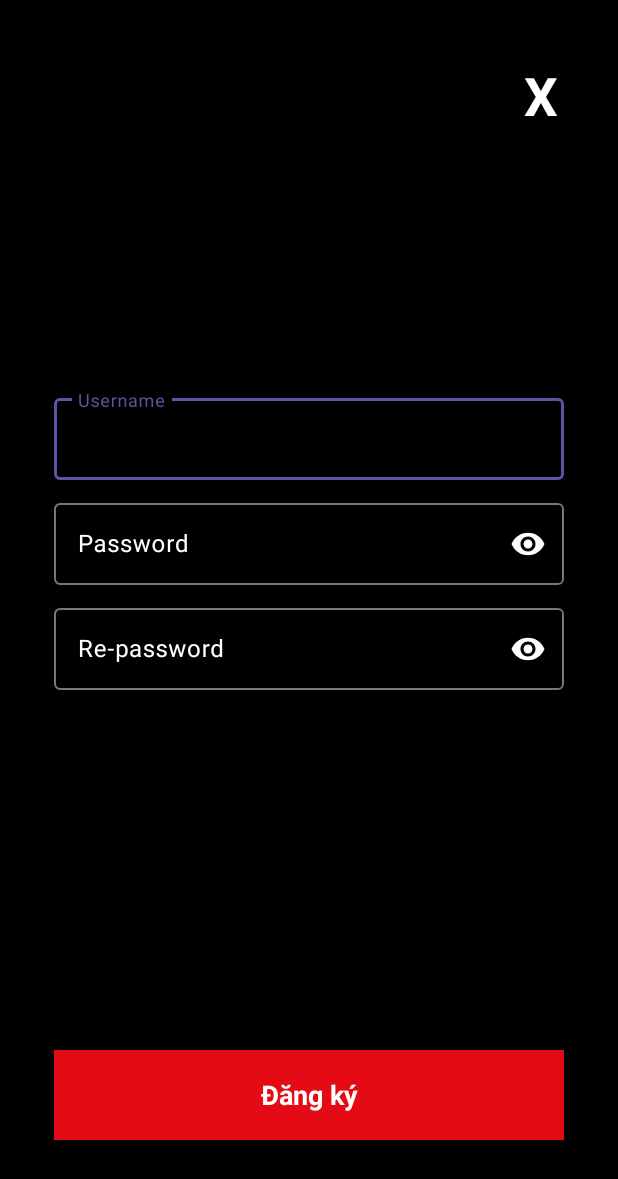
After one commit to newbieofcoder/MTicket, an Android app: the Register screen opened directly, with no data from a screen before it, on a phone screen of 412 x 824 dp. The commit adds this screen. Shown: the top 1179 px of the screen. Run offline under Robolectric (Android 15) with nearby library versions, the phone set to English and light mode, and no system bars.

Commit message:
login and register

```diff
--- a/app/build.gradle.kts
+++ b/app/build.gradle.kts
@@ -37,6 +37,7 @@ dependencies {
     implementation(libs.material)
     implementation(libs.activity)
     implementation(libs.constraintlayout)
+    implementation(libs.material.v190)
     testImplementation(libs.junit)
     androidTestImplementation(libs.ext.junit)
     androidTestImplementation(libs.espresso.core)
--- /dev/null
+++ b/app/src/main/java/movie/fpoly/mticket/ui/Register.java
@@ -0,0 +1,118 @@
+package movie.fpoly.mticket.ui;
+
+import android.os.Bundle;
+import android.text.Editable;
+import android.text.TextWatcher;
+import android.view.View;
+import android.widget.EditText;
+import android.widget.TextView;
+import android.widget.Toast;
+
+import androidx.activity.EdgeToEdge;
+import androidx.appcompat.app.AppCompatActivity;
+
+import movie.fpoly.mticket.R;
+
+public class Register extends AppCompatActivity {
+    private static final String PASSWORD_REGEX_LONG = "^.{6,}$";
+    private static final String PASSWORD_REGEX_LETTER = "^(?=.*[a-z])(?=.*[A-Z]).{1,}$";
+    private static final String PASSWORD_REGEX_NUMBER = "^(?=.*\\d).{1,}$";
+    private static final String PASSWORD_REGEX_SPECIAL_CHARACTER = "^(?=.*[!@#$%^&*(),.?\":{}|<>]).{1,}$";
+    private EditText username, password, re_password;
+    private TextView register, back;
+    private TextView tvValidateLength, tvValidateLetter, tvValidateNumber, tvValidateSpecialCharacter;
+
+    @Override
+    protected void onCreate(Bundle savedInstanceState) {
+        super.onCreate(savedInstanceState);
+        EdgeToEdge.enable(this);
+        setContentView(R.layout.activity_register);
+
+        username = findViewById(R.id.username);
+        password = findViewById(R.id.password);
+        re_password = findViewById(R.id.re_password);
+        register = findViewById(R.id.register);
+        back = findViewById(R.id.back);
+        tvValidateLength = findViewById(R.id.tvValidateLength);
+        tvValidateLetter = findViewById(R.id.tvValidateLetter);
+        tvValidateNumber = findViewById(R.id.tvValidateNumber);
+        tvValidateSpecialCharacter = findViewById(R.id.tvValidateSpecialCharacter);
+
+        tvValidateLength.setVisibility(View.INVISIBLE);
+        tvValidateLetter.setVisibility(View.INVISIBLE);
+        tvValidateNumber.setVisibility(View.INVISIBLE);
+        tvValidateSpecialCharacter.setVisibility(View.INVISIBLE);
+
+        back.setOnClickListener(v -> {
+            finish();
+        });
+        register.setOnClickListener(v -> {
+            String username = this.username.getText().toString();
+            String password = this.password.getText().toString();
+            String re_password = this.re_password.getText().toString();
+            if (username.isEmpty() || password.isEmpty() || re_password.isEmpty()) {
+                Toast.makeText(this, "Vui lòng nhập đầy đủ thông tin", Toast.LENGTH_SHORT).show();
+                return;
+            } else if (password.length() < 6 || username.length() < 6) {
+                Toast.makeText(this, "Mật khẩu và tên đăng nhập phải có ít nhất 6 ký tự", Toast.LENGTH_SHORT).show();
+                return;
+            } else if (!password.equals(re_password)) {
+                Toast.makeText(this, "Mật khẩu không khớp", Toast.LENGTH_SHORT).show();
+                return;
+            } else {
+                registerWithUsernameAndPassword(username, password);
+                Toast.makeText(this, "Đăng ký thành công", Toast.LENGTH_SHORT).show();
+                finish();
+            }
+        });
+
+        re_password.addTextChangedListener(new TextWatcher() {
+            @Override
+            public void beforeTextChanged(CharSequence s, int start, int count, int after) {
+
+            }
+
+            @Override
+            public void onTextChanged(CharSequence s, int start, int before, int count) {
+                isValid(s.toString());
+            }
+
+            @Override
+            public void afterTextChanged(Editable s) {
+
+            }
+        });
+    }
+
+    private void registerWithUsernameAndPassword(String username, String password) {
+    }
+
+    private boolean isValid(String password) {
+        tvValidateLength.setVisibility(View.VISIBLE);
+        tvValidateLetter.setVisibility(View.VISIBLE);
+        tvValidateNumber.setVisibility(View.VISIBLE);
+        tvValidateSpecialCharacter.setVisibility(View.VISIBLE);
+        if (password.matches(PASSWORD_REGEX_LONG)) {
+            tvValidateLength.setTextColor(getResources().getColor(R.color.green));
+        } else {
+            tvValidateLength.setTextColor(getResources().getColor(R.color.red));
+        }
+        if (password.matches(PASSWORD_REGEX_LETTER)) {
+            tvValidateLetter.setTextColor(getResources().getColor(R.color.green));
+        } else {
+            tvValidateLetter.setTextColor(getResources().getColor(R.color.red));
+        }
+        if (password.matches(PASSWORD_REGEX_NUMBER)) {
+            tvValidateNumber.setTextColor(getResources().getColor(R.color.green));
+        } else {
+            tvValidateNumber.setTextColor(getResources().getColor(R.color.red));
+        }
+        if (password.matches(PASSWORD_REGEX_SPECIAL_CHARACTER)) {
+            tvValidateSpecialCharacter.setTextColor(getResources().getColor(R.color.green));
+        } else {
+            tvValidateSpecialCharacter.setTextColor(getResources().getColor(R.color.red));
+        }
+        return password.matches(PASSWORD_REGEX_LONG) && password.matches(PASSWORD_REGEX_LETTER)
+                && password.matches(PASSWORD_REGEX_NUMBER) && password.matches(PASSWORD_REGEX_SPECIAL_CHARACTER);
+    }
+}
--- /dev/null
+++ b/app/src/main/res/drawable/custom_login_button.xml
@@ -0,0 +1,13 @@
+<?xml version="1.0" encoding="utf-8"?>
+<selector xmlns:android="http://schemas.android.com/apk/res/android">
+    <item android:state_pressed="true">
+        <shape android:shape="rectangle">
+            <solid android:color="#7F080D"/>
+        </shape>
+    </item>
+    <item>
+        <shape android:shape="rectangle">
+            <solid android:color="#E50B14"/>
+        </shape>
+    </item>
+</selector>
--- a/app/src/main/res/layout/activity_main.xml
+++ b/app/src/main/res/layout/activity_home.xml
@@ -5,7 +5,7 @@
     android:id="@+id/main"
     android:layout_width="match_parent"
     android:layout_height="match_parent"
-    tools:context=".MainActivity">
+    tools:context=".ui.Home">
 
     <TextView
         android:layout_width="wrap_content"
--- /dev/null
+++ b/app/src/main/res/layout/activity_register.xml
@@ -0,0 +1,151 @@
+<?xml version="1.0" encoding="utf-8"?>
+<RelativeLayout xmlns:android="http://schemas.android.com/apk/res/android"
+    xmlns:app="http://schemas.android.com/apk/res-auto"
+    xmlns:tools="http://schemas.android.com/tools"
+    android:id="@+id/main"
+    android:layout_width="match_parent"
+    android:layout_height="match_parent"
+    android:background="@color/black"
+    android:orientation="vertical"
+    tools:context=".ui.Register">
+
+    <LinearLayout
+        android:layout_width="match_parent"
+        android:layout_height="wrap_content"
+        android:layout_margin="40dp"
+        android:gravity="end">
+
+        <TextView
+            android:id="@+id/back"
+            android:layout_width="wrap_content"
+            android:layout_height="wrap_content"
+            android:text="X"
+            android:textColor="@color/white"
+            android:textSize="35dp"
+            android:textStyle="bold" />
+    </LinearLayout>
+
+    <com.google.android.material.textfield.TextInputLayout
+        style="@style/Widget.Material3.TextInputLayout.OutlinedBox"
+        android:layout_width="340dp"
+        android:layout_height="60dp"
+        android:layout_centerHorizontal="true"
+        android:layout_marginTop="260dp"
+        android:textColor="@color/white"
+        android:textColorHint="@color/white">
+
+        <com.google.android.material.textfield.TextInputEditText
+            android:id="@+id/username"
+            android:layout_width="match_parent"
+            android:layout_height="match_parent"
+            android:hint="Username"
+            android:textColor="@color/white"
+            android:textSize="16sp" />
+    </com.google.android.material.textfield.TextInputLayout>
+
+    <com.google.android.material.textfield.TextInputLayout
+        style="@style/Widget.Material3.TextInputLayout.OutlinedBox"
+        android:layout_width="340dp"
+        android:layout_height="60dp"
+        android:layout_centerHorizontal="true"
+        android:layout_marginTop="330dp"
+        android:textColorHint="@color/white"
+        app:passwordToggleEnabled="true"
+        app:passwordToggleTint="@color/white">
+
+        <com.google.android.material.textfield.TextInputEditText
+            android:id="@+id/password"
+            android:layout_width="match_parent"
+            android:layout_height="match_parent"
+            android:hint="Password"
+            android:inputType="textPassword"
+            android:textColor="@color/white"
+            android:textSize="16sp" />
+    </com.google.android.material.textfield.TextInputLayout>
+
+    <com.google.android.material.textfield.TextInputLayout
+        style="@style/Widget.Material3.TextInputLayout.OutlinedBox"
+        android:layout_width="340dp"
+        android:layout_height="60dp"
+        android:layout_centerHorizontal="true"
+        android:layout_marginTop="400dp"
+        android:textColorHint="@color/white"
+        app:passwordToggleEnabled="true"
+        app:passwordToggleTint="@color/white">
+
+        <com.google.android.material.textfield.TextInputEditText
+            android:id="@+id/re_password"
+            android:layout_width="match_parent"
+            android:layout_height="match_parent"
+            android:hint="Re-password"
+            android:inputType="textPassword"
+            android:textColor="@color/white"
+            android:textSize="16sp" />
+    </com.google.android.material.textfield.TextInputLayout>
+
+    <LinearLayout
+        android:layout_width="360dp"
+        android:layout_height="wrap_content"
+        android:layout_centerHorizontal="true"
+        android:layout_marginTop="470dp"
+        android:gravity="left"
+        android:orientation="vertical">
+
+        <TextView
+            android:textSize="16sp"
+            android:id="@+id/tvValidateLength"
+            android:layout_width="wrap_content"
+            android:layout_height="wrap_content"
+            android:layout_gravity="left"
+            android:layout_marginHorizontal="12dp"
+            android:text="Có ít nhất 6 ký tư"
+            android:textColor="@color/red"
+            android:textStyle="italic|bold" />
+
+        <TextView
+            android:textSize="16sp"
+            android:id="@+id/tvValidateLetter"
+            android:layout_width="wrap_content"
+            android:layout_height="wrap_content"
+            android:layout_gravity="left"
+            android:layout_marginHorizontal="12dp"
+            android:text="Có ít nhất 1 chữ cái viết hoa và viết thường"
+            android:textColor="@color/red"
+            android:textStyle="italic|bold" />
+
+        <TextView
+            android:textSize="16sp"
+            android:id="@+id/tvValidateNumber"
+            android:layout_width="wrap_content"
+            android:layout_height="wrap_content"
+            android:layout_gravity="left"
+            android:layout_marginHorizontal="12dp"
+            android:text="Có ít nhất 1 số"
+            android:textColor="@color/red"
+            android:textStyle="italic|bold" />
+
+        <TextView
+            android:textSize="16sp"
+            android:id="@+id/tvValidateSpecialCharacter"
+            android:layout_width="wrap_content"
+            android:layout_height="wrap_content"
+            android:layout_gravity="left"
+            android:layout_marginHorizontal="12dp"
+            android:text="Có ít nhất 1 ký tự đặc biệt"
+            android:textColor="@color/red"
+            android:textStyle="italic|bold" />
+    </LinearLayout>
+
+    <TextView
+        android:id="@+id/register"
+        android:layout_width="340dp"
+        android:layout_height="60dp"
+        android:layout_centerHorizontal="true"
+        android:layout_marginTop="700dp"
+        android:background="@drawable/custom_login_button"
+        android:gravity="center"
+        android:text="Đăng ký"
+        android:textColor="@color/white"
+        android:textSize="18sp"
+        android:textStyle="bold" />
+</RelativeLayout>
--- a/app/src/main/res/values/colors.xml
+++ b/app/src/main/res/values/colors.xml
@@ -1,5 +1,13 @@
 <?xml version="1.0" encoding="utf-8"?>
 <resources>
+    <color name="purple_200">#FFBB86FC</color>
+    <color name="purple_500">#FF6200EE</color>
+    <color name="purple_700">#FF3700B3</color>
+    <color name="teal_200">#FF03DAC5</color>
+    <color name="teal_700">#FF018786</color>
     <color name="black">#FF000000</color>
     <color name="white">#FFFFFFFF</color>
+    <color name="red">#FF0000</color>
+    <color name="green">#00FF00</color>
+    <color name="blue">#2F2FFC</color>
 </resources>
--- a/gradle/libs.versions.toml
+++ b/gradle/libs.versions.toml
@@ -1,5 +1,6 @@
 [versions]
 agp = "8.5.0"
+cardviewV7 = "29.0.0"
 junit = "4.13.2"
 junitVersion = "1.2.1"
 espressoCore = "3.6.1"
@@ -7,8 +8,10 @@ appcompat = "1.7.0"
 material = "1.12.0"
 activity = "1.9.3"
 constraintlayout = "2.2.0"
+materialVersion = "1.9.0"
 
 [libraries]
+cardview-v7 = { module = "com.android.support:cardview-v7", version.ref = "cardviewV7" }
 junit = { group = "junit", name = "junit", version.ref = "junit" }
 ext-junit = { group = "androidx.test.ext", name = "junit", version.ref = "junitVersion" }
 espresso-core = { group = "androidx.test.espresso", name = "espresso-core", version.ref = "espressoCore" }
@@ -16,6 +19,7 @@ appcompat = { group = "androidx.appcompat", name = "appcompat", version.ref = "a
 material = { group = "com.google.android.material", name = "material", version.ref = "material" }
 activity = { group = "androidx.activity", name = "activity", version.ref = "activity" }
 constraintlayout = { group = "androidx.constraintlayout", name = "constraintlayout", version.ref = "constraintlayout" }
+material-v190 = { module = "com.google.android.material:material", version.ref = "materialVersion" }
 
 [plugins]
 android-application = { id = "com.android.application", version.ref = "agp" }
```
Also changed, not shown: app/src/main/AndroidManifest.xml (+15 -2 lines), app/src/main/java/movie/fpoly/mticket/MainActivity.java (deleted, +0 -24 lines), app/src/main/java/movie/fpoly/mticket/ui/Home.java (added, +19 -0 lines), app/src/main/java/movie/fpoly/mticket/ui/Login.java (added, +37 -0 lines), app/src/main/java/movie/fpoly/mticket/ui/Welcome.java (added, +33 -0 lines), app/src/main/res/drawable/blur.xml (added, +12 -0 lines), app/src/main/res/drawable/custom_edittext.xml (added, +10 -0 lines), app/src/main/res/layout/activity_login.xml (added, +85 -0 lines), app/src/main/res/layout/activity_welcome.xml (added, +16 -0 lines), app/src/main/res/drawable/loginbanner.png (added), app/src/main/res/drawable/logo.png (added), app/src/main/res/drawable/splash.png (added).
